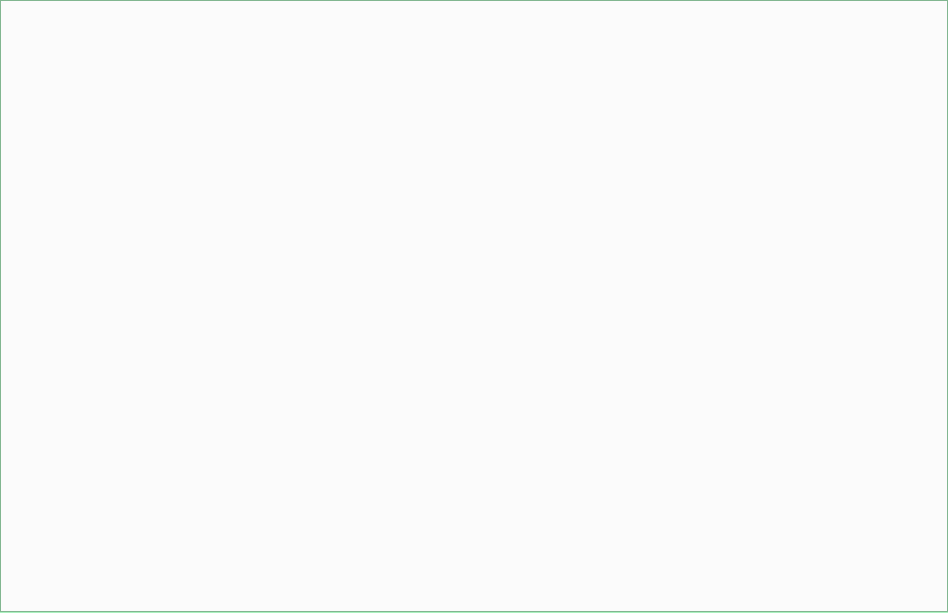
Above: ui/stationtabwidget.ui from afrankenthal/Monicelli before the change. Below: the same form after it.
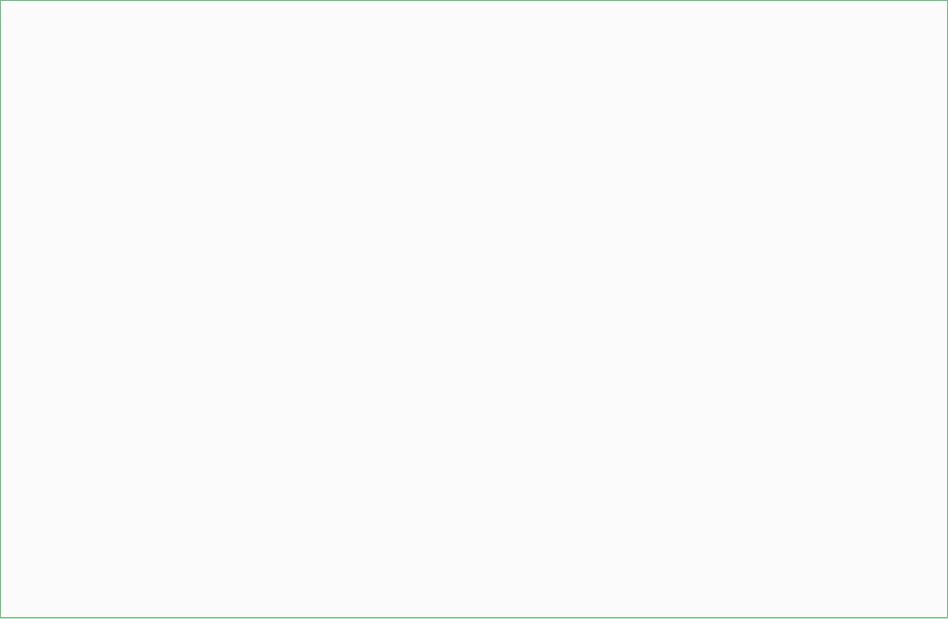
That is the form after the change.

The edit to the form file:
```diff
--- a/ui/stationtabwidget.ui
+++ b/ui/stationtabwidget.ui
@@ -7,7 +7,7 @@
     <x>0</x>
     <y>0</y>
     <width>948</width>
-    <height>613</height>
+    <height>619</height>
    </rect>
   </property>
   <property name="palette">
```
